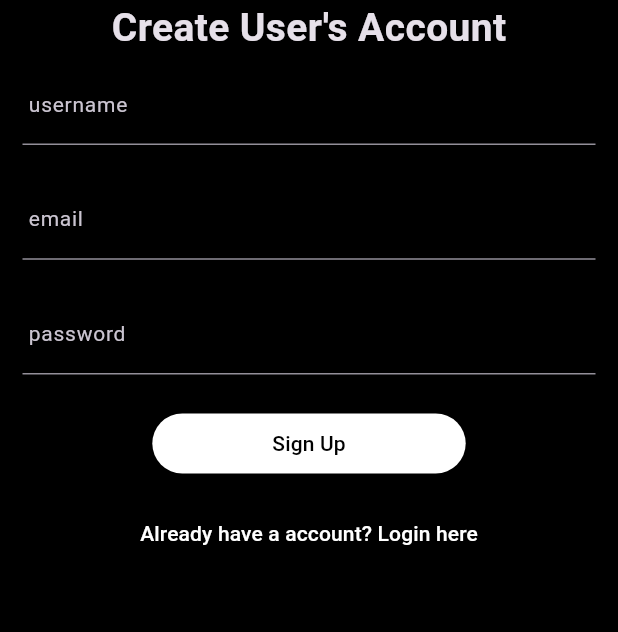
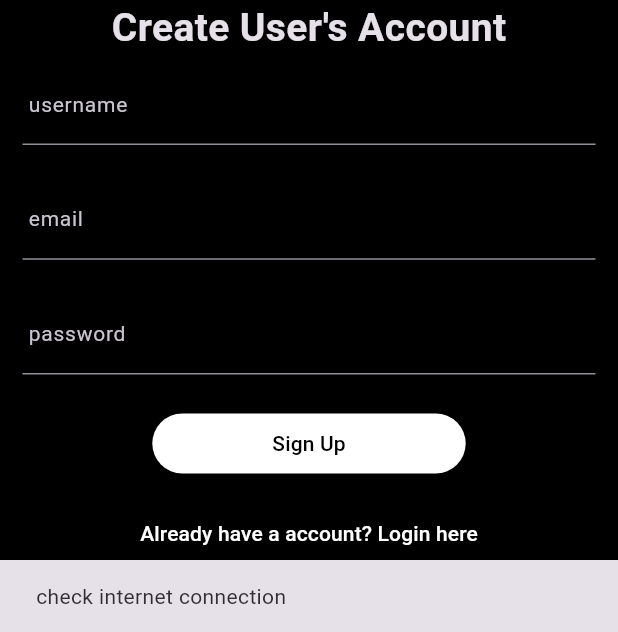
Before and after one commit to balayogigmcs/CC, a Flutter app: the SignupScreen screen opened directly, after a tap on "Sign Up", on a phone screen of 412 x 824 dp, the part 604-1236 px from its top. Run offline on Flutter 3.47's test engine with Material 3 defaults, Android fonts, the phone set to English and light mode, and no system bars; our stand-ins replace connectivity_plus.

Commit message:
internet Connectivity

```diff
--- a/lib/authentication/signup_screen.dart
+++ b/lib/authentication/signup_screen.dart
@@ -1,4 +1,5 @@
 import 'package:cc/authentication/login_screen.dart';
+import 'package:cc/methods/common_methods.dart';
 import 'package:flutter/material.dart';
 
 class SignupScreen extends StatefulWidget {
@@ -12,6 +13,12 @@ class _SignupScreenState extends State<SignupScreen> {
   TextEditingController usernameTextEditingController = TextEditingController();
   TextEditingController emailTextEditingController = TextEditingController();
   TextEditingController passwordTextEditingController = TextEditingController();
+  CommonMethods cmethods = CommonMethods();
+
+
+  checkIfNetworkAvailable(){
+    cmethods.checkConnectivity(context);
+  }
 
   @override
   Widget build(BuildContext context) {
@@ -62,7 +69,9 @@ class _SignupScreenState extends State<SignupScreen> {
                       height: 22,
                     ),
                     ElevatedButton(
-                      onPressed: () {},
+                      onPressed: () {
+                        checkIfNetworkAvailable();
+                      },
                       style: ElevatedButton.styleFrom(
                           backgroundColor: Colors.white,
                           padding: const EdgeInsets.symmetric(
--- a/lib/methods/common_methods.dart
+++ b/lib/methods/common_methods.dart
@@ -0,0 +1,19 @@
+import 'package:flutter/material.dart';
+import 'package:connectivity_plus/connectivity_plus.dart';
+
+class CommonMethods {
+  checkConnectivity(BuildContext context) async {
+    var connectionResult = await Connectivity().checkConnectivity();
+
+    if (connectionResult != ConnectivityResult.mobile &&
+        connectionResult != ConnectivityResult.wifi) {
+          if(!context.mounted) return;
+      displaySnackbar('check internet connection', context);
+    }
+  }
+
+  displaySnackbar(String messageText, BuildContext context) {
+    var snackbar = SnackBar(content: Text(messageText));
+    ScaffoldMessenger.of(context).showSnackBar(snackbar);
+  }
+}
```
